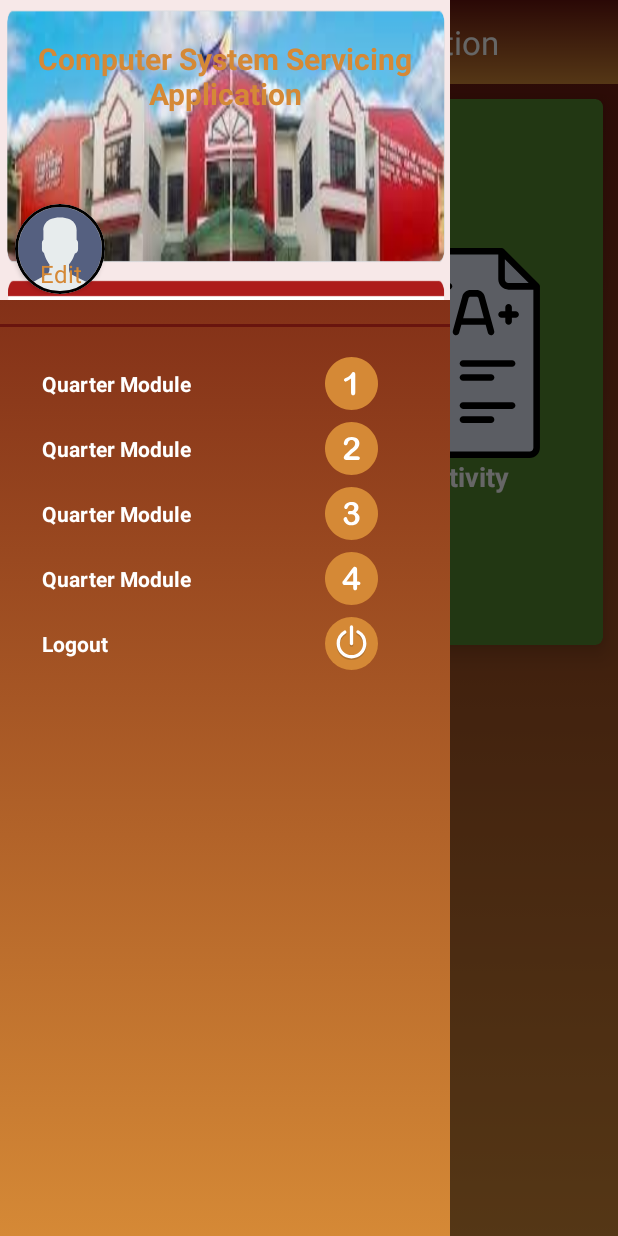
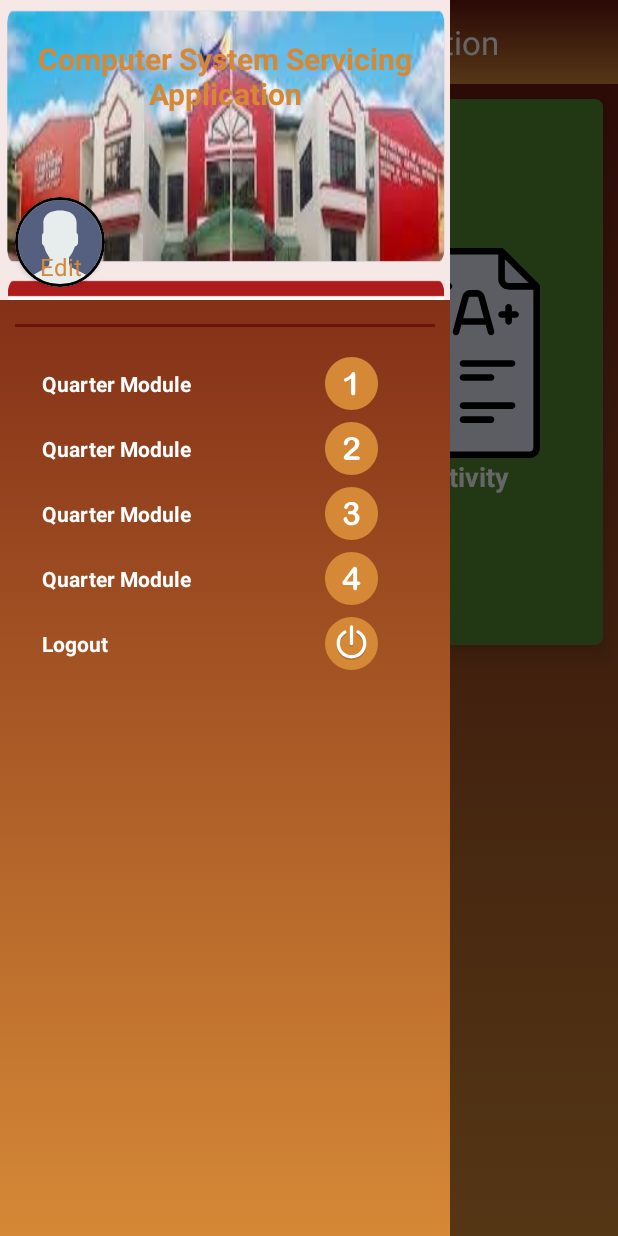
Before and after one commit to jude0507/ElearningRoomDatabase, an Android app: the LearningMaterials screen opened directly, with no data from a screen before it, with the side drawer open, on a phone screen of 412 x 824 dp. Run offline under Robolectric (Android 15) with nearby library versions, the phone set to English and light mode, and no system bars; our stand-ins replace CircleImageView, Firebase (no records; nobody signed in at launch, a user with empty details on screens opened directly), Picasso; libraries missing offline, so code that uses them is left out: com.theartofdev.edmodo.

Commit message:
Edit Lang unti

```diff
--- a/ELearningApplication/ELearningApplication/app/src/main/res/layout/navigation_drawer_menu.xml
+++ b/ELearningApplication/ELearningApplication/app/src/main/res/layout/navigation_drawer_menu.xml
@@ -26,7 +26,7 @@
         <LinearLayout
             android:layout_width="match_parent"
             android:layout_height="wrap_content"
-            android:layout_marginTop="50dp"
+            android:layout_marginTop="45dp"
             android:orientation="horizontal">
 
             <androidx.cardview.widget.CardView
@@ -35,12 +35,6 @@
                 app:cardCornerRadius="30dp"
                 android:layout_marginLeft="10dp"
                 android:layout_marginTop="10dp">
-<!--                <ImageView-->
-<!--                    android:id="@+id/profile"-->
-<!--                    android:onClick="clickprofile"-->
-<!--                    android:layout_width="match_parent"-->
-<!--                    android:layout_height="match_parent"-->
-<!--                    android:src="@drawable/ic_user_circle"/>-->
 
                 <de.hdodenhof.circleimageview.CircleImageView
                     android:id="@+id/profile"
@@ -52,8 +46,8 @@
                 <TextView
                     android:layout_width="match_parent"
                     android:layout_height="wrap_content"
-                    android:text="Edit"
-                    android:textSize="16dp"
+                    android:text="@string/edit"
+                    android:textSize="16sp"
                     android:onClick="clickprofile"
                     android:textColor="@color/textcolor2"
                     android:layout_marginTop="35dp"
@@ -81,6 +75,7 @@
         android:layout_width="match_parent"
         android:layout_height="2dp"
         android:layout_marginTop="16dp"
+        android:layout_marginHorizontal="10dp"
         android:layout_marginBottom="16dp"
         android:background="@color/darker"/>
 
--- a/ELearningApplication/ELearningApplication/app/src/main/res/values/strings.xml
+++ b/ELearningApplication/ELearningApplication/app/src/main/res/values/strings.xml
@@ -1,3 +1,4 @@
 <resources>
     <string name="app_name">ELearning Application</string>
+    <string name="edit">Edit</string>
 </resources>
```
